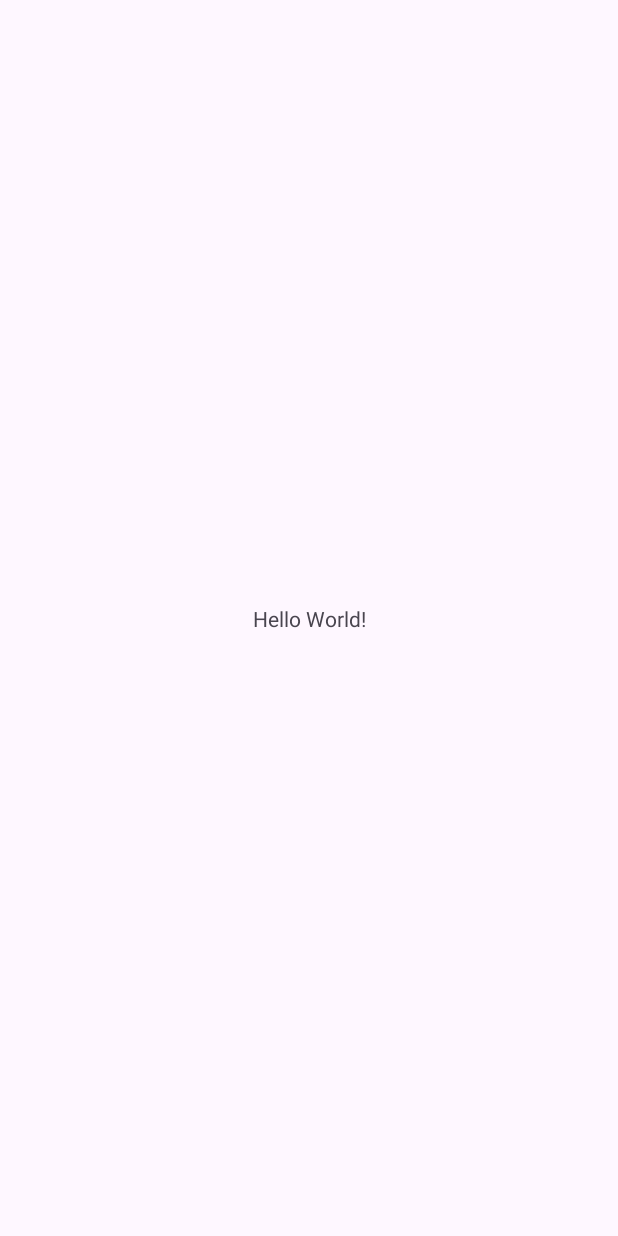
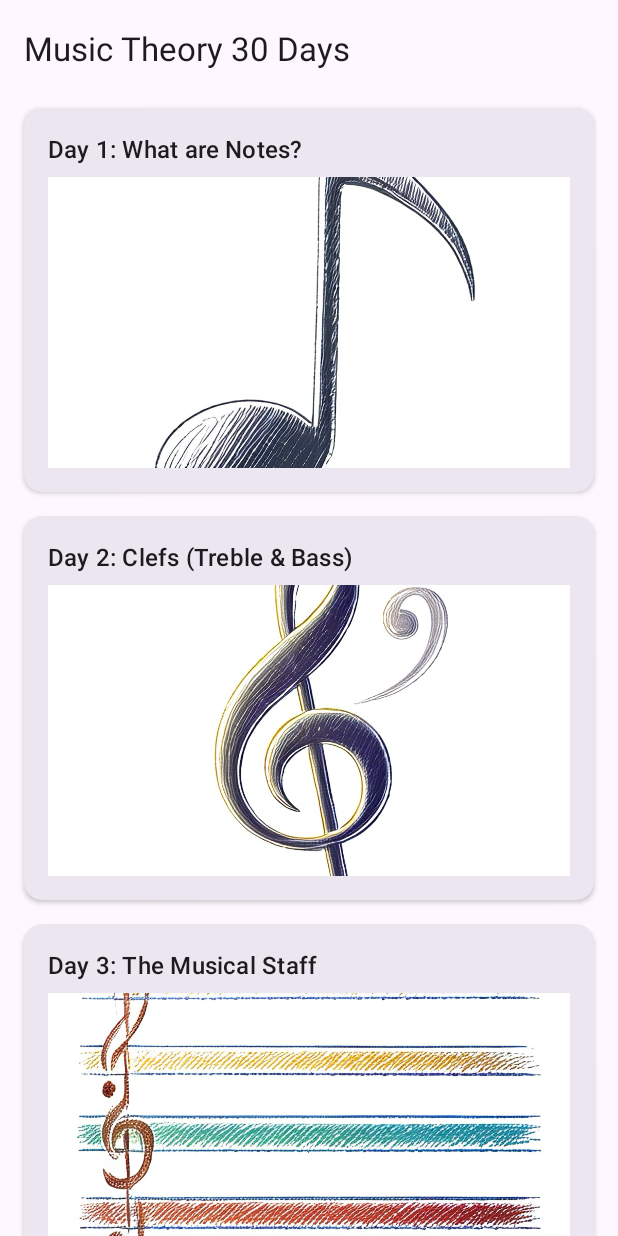
Before and after one commit to MrOrkodoleon/30daysapp, an Android app: the screen it shows after launch (MainActivity), on a phone screen of 412 x 824 dp. Before the commit the screen is almost empty. Run offline under Robolectric (Android 15) with nearby library versions, the phone set to English and light mode, and no system bars.

Commit message:
feat: add scrollable list with cards

```diff
--- /dev/null
+++ b/app/src/main/java/com/example/a30daysapp/Datasource.kt
@@ -0,0 +1,136 @@
+package com.example.a30daysapp
+
+object Datasource {
+    val topics = listOf(
+        TheoryTopic(1, R.string.title_day_1, R.string.desc_day_1, R.drawable.music_note),
+        TheoryTopic(2, R.string.title_day_2, R.string.desc_day_2, R.drawable.clef),
+        TheoryTopic(3, R.string.title_day_3, R.string.desc_day_3, R.drawable.staff),
+        TheoryTopic(4, R.string.title_day_4, R.string.desc_day_4, R.drawable.scale),
+        TheoryTopic(5, R.string.title_day_5, R.string.desc_day_5, R.drawable.major_scale),
+        TheoryTopic(6, R.string.title_day_6, R.string.desc_day_6, R.drawable.interval),
+        TheoryTopic(7, R.string.title_day_7, R.string.desc_day_7, R.drawable.chord),
+        TheoryTopic(8, R.string.title_day_8, R.string.desc_day_8, R.drawable.triad),
+        TheoryTopic(9, R.string.title_day_9, R.string.desc_day_9, R.drawable.rhythm),
+        TheoryTopic(10, R.string.title_day_10, R.string.desc_day_10, R.drawable.time_signature),
+        TheoryTopic(
+            11,
+            R.string.title_day_placeholder,
+            R.string.desc_day_placeholder,
+            R.drawable.ic_launcher_background
+        ),
+        TheoryTopic(
+            12,
+            R.string.title_day_placeholder,
+            R.string.desc_day_placeholder,
+            R.drawable.ic_launcher_background
+        ),
+        TheoryTopic(
+            13,
+            R.string.title_day_placeholder,
+            R.string.desc_day_placeholder,
+            R.drawable.ic_launcher_background
+        ),
+        TheoryTopic(
+            14,
+            R.string.title_day_placeholder,
+            R.string.desc_day_placeholder,
+            R.drawable.ic_launcher_background
+        ),
+        TheoryTopic(
+            15,
+            R.string.title_day_placeholder,
+            R.string.desc_day_placeholder,
+            R.drawable.ic_launcher_background
+        ),
+        TheoryTopic(
+            16,
+            R.string.title_day_placeholder,
+            R.string.desc_day_placeholder,
+            R.drawable.ic_launcher_background
+        ),
+        TheoryTopic(
+            17,
+            R.string.title_day_placeholder,
+            R.string.desc_day_placeholder,
+            R.drawable.ic_launcher_background
+        ),
+        TheoryTopic(
+            18,
+            R.string.title_day_placeholder,
+            R.string.desc_day_placeholder,
+            R.drawable.ic_launcher_background
+        ),
+        TheoryTopic(
+            19,
+            R.string.title_day_placeholder,
+            R.string.desc_day_placeholder,
+            R.drawable.ic_launcher_background
+        ),
+        TheoryTopic(
+            20,
+            R.string.title_day_placeholder,
+            R.string.desc_day_placeholder,
+            R.drawable.ic_launcher_background
+        ),
+        TheoryTopic(
+            21,
+            R.string.title_day_placeholder,
+            R.string.desc_day_placeholder,
+            R.drawable.ic_launcher_background
+        ),
+        TheoryTopic(
+            22,
+            R.string.title_day_placeholder,
+            R.string.desc_day_placeholder,
+            R.drawable.ic_launcher_background
+        ),
+        TheoryTopic(
+            23,
+            R.string.title_day_placeholder,
+            R.string.desc_day_placeholder,
+            R.drawable.ic_launcher_background
+        ),
+        TheoryTopic(
+            24,
+            R.string.title_day_placeholder,
+            R.string.desc_day_placeholder,
+            R.drawable.ic_launcher_background
+        ),
+        TheoryTopic(
+            25,
+            R.string.title_day_placeholder,
+            R.string.desc_day_placeholder,
+            R.drawable.ic_launcher_background
+        ),
+        TheoryTopic(
+            26,
+            R.string.title_day_placeholder,
+            R.string.desc_day_placeholder,
+            R.drawable.ic_launcher_background
+        ),
+        TheoryTopic(
+            27,
+            R.string.title_day_placeholder,
+            R.string.desc_day_placeholder,
+            R.drawable.ic_launcher_background
+        ),
+        TheoryTopic(
+            28,
+            R.string.title_day_placeholder,
+            R.string.desc_day_placeholder,
+            R.drawable.ic_launcher_background
+        ),
+        TheoryTopic(
+            29,
+            R.string.title_day_placeholder,
+            R.string.desc_day_placeholder,
+            R.drawable.ic_launcher_background
+        ),
+        TheoryTopic(
+            30,
+            R.string.title_day_30,
+            R.string.desc_day_30,
+            R.drawable.ic_launcher_background
+        )
+    )
+}
--- a/app/src/main/java/com/example/a30daysapp/MainActivity.kt
+++ b/app/src/main/java/com/example/a30daysapp/MainActivity.kt
@@ -1,20 +1,26 @@
 package com.example.a30daysapp
 
 import android.os.Bundle
-import androidx.activity.enableEdgeToEdge
 import androidx.appcompat.app.AppCompatActivity
-import androidx.core.view.ViewCompat
-import androidx.core.view.WindowInsetsCompat
+import androidx.recyclerview.widget.RecyclerView
+import com.google.android.material.appbar.MaterialToolbar
 
 class MainActivity : AppCompatActivity() {
+
     override fun onCreate(savedInstanceState: Bundle?) {
         super.onCreate(savedInstanceState)
-        enableEdgeToEdge()
         setContentView(R.layout.activity_main)
-        ViewCompat.setOnApplyWindowInsetsListener(findViewById(R.id.main)) { v, insets ->
-            val systemBars = insets.getInsets(WindowInsetsCompat.Type.systemBars())
-            v.setPadding(systemBars.left, systemBars.top, systemBars.right, systemBars.bottom)
-            insets
-        }
+
+        val toolbar: MaterialToolbar = findViewById(R.id.toolbar)
+        setSupportActionBar(toolbar)
+
+        val myDataset = Datasource.topics
+
+        val recyclerView = findViewById<RecyclerView>(R.id.theory_list_recycler_view)
+
+        recyclerView.adapter = TheoryTopicAdapter(this, myDataset)
+
+        recyclerView.setHasFixedSize(true)
+
     }
 }
--- /dev/null
+++ b/app/src/main/java/com/example/a30daysapp/TheoryTopic.kt
@@ -0,0 +1,11 @@
+package com.example.a30daysapp
+
+import androidx.annotation.DrawableRes
+import androidx.annotation.StringRes
+
+data class TheoryTopic(
+    val day: Int,
+    @StringRes val titleResId: Int,
+    @StringRes val descriptionResId: Int,
+    @DrawableRes val imageResId: Int
+)
--- /dev/null
+++ b/app/src/main/java/com/example/a30daysapp/TheoryTopicAdapter.kt
@@ -0,0 +1,64 @@
+package com.example.a30daysapp
+
+import android.content.Context
+import android.view.LayoutInflater
+import android.view.View
+import android.view.ViewGroup
+import android.widget.ImageView
+import android.widget.TextView
+import androidx.core.view.isVisible
+import androidx.recyclerview.widget.RecyclerView
+import androidx.transition.AutoTransition
+import androidx.transition.TransitionManager
+
+class TheoryTopicAdapter(
+    private val context: Context,
+    private val dataset: List<TheoryTopic>
+) : RecyclerView.Adapter<TheoryTopicAdapter.TheoryTopicViewHolder>() {
+
+    class TheoryTopicViewHolder(view: View) : RecyclerView.ViewHolder(view) {
+        val titleTextView: TextView = view.findViewById(R.id.item_title)
+        val descriptionTextView: TextView = view.findViewById(R.id.item_description)
+        val imageView: ImageView = view.findViewById(R.id.item_image)
+        val cardView: androidx.cardview.widget.CardView = view as androidx.cardview.widget.CardView
+    }
+
+    override fun onCreateViewHolder(parent: ViewGroup, viewType: Int): TheoryTopicViewHolder {
+        val adapterLayout = LayoutInflater.from(parent.context)
+            .inflate(R.layout.list_item, parent, false)
+
+        return TheoryTopicViewHolder(adapterLayout)
+    }
+
+    override fun onBindViewHolder(holder: TheoryTopicViewHolder, position: Int) {
+        val item = dataset[position]
+
+        val title = if (item.titleResId == R.string.title_day_placeholder) {
+            context.getString(item.titleResId, item.day)
+        } else {
+            context.getString(item.titleResId)
+        }
+        holder.titleTextView.text = title
+
+        val description = if (item.descriptionResId == R.string.desc_day_placeholder) {
+            context.getString(item.descriptionResId, item.day)
+        } else {
+            context.getString(item.descriptionResId)
+        }
+        holder.descriptionTextView.text = description
+
+        holder.imageView.setImageResource(item.imageResId)
+        holder.imageView.contentDescription = context.getString(R.string.topic_image_content_description)
+
+        holder.itemView.setOnClickListener {
+            val isVisible = holder.descriptionTextView.isVisible
+
+            TransitionManager.beginDelayedTransition(holder.cardView, AutoTransition())
+
+            holder.descriptionTextView.visibility = if (isVisible) View.GONE else View.VISIBLE
+        }
+
+        holder.descriptionTextView.visibility = View.GONE
+    }
+    override fun getItemCount() = dataset.size
+}
--- a/app/src/main/res/layout/activity_main.xml
+++ b/app/src/main/res/layout/activity_main.xml
@@ -1,19 +1,33 @@
 <?xml version="1.0" encoding="utf-8"?>
-<androidx.constraintlayout.widget.ConstraintLayout xmlns:android="http://schemas.android.com/apk/res/android"
+<androidx.coordinatorlayout.widget.CoordinatorLayout xmlns:android="http://schemas.android.com/apk/res/android"
     xmlns:app="http://schemas.android.com/apk/res-auto"
     xmlns:tools="http://schemas.android.com/tools"
-    android:id="@+id/main"
     android:layout_width="match_parent"
     android:layout_height="match_parent"
+    android:background="?attr/colorSurface"
     tools:context=".MainActivity">
 
-    <TextView
-        android:layout_width="wrap_content"
-        android:layout_height="wrap_content"
-        android:text="Hello World!"
-        app:layout_constraintBottom_toBottomOf="parent"
-        app:layout_constraintEnd_toEndOf="parent"
-        app:layout_constraintStart_toStartOf="parent"
-        app:layout_constraintTop_toTopOf="parent" />
+    <com.google.android.material.appbar.AppBarLayout
+        android:layout_width="match_parent"
+        android:layout_height="wrap_content">
 
-</androidx.constraintlayout.widget.ConstraintLayout>
+        <com.google.android.material.appbar.MaterialToolbar
+            android:id="@+id/toolbar"
+            android:layout_width="match_parent"
+            android:layout_height="?attr/actionBarSize"
+            android:background="?attr/colorSurface"
+            app:title="@string/app_name"
+            app:titleTextColor="?attr/colorOnSurface" />
+
+    </com.google.android.material.appbar.AppBarLayout>
+
+    <androidx.recyclerview.widget.RecyclerView
+        android:id="@+id/theory_list_recycler_view"
+        android:layout_width="match_parent"
+        android:layout_height="match_parent"
+        android:scrollbars="vertical"
+        app:layoutManager="androidx.recyclerview.widget.LinearLayoutManager"
+        app:layout_behavior="@string/appbar_scrolling_view_behavior"
+        tools:listitem="@layout/list_item" />
+
+</androidx.coordinatorlayout.widget.CoordinatorLayout>
--- /dev/null
+++ b/app/src/main/res/layout/list_item.xml
@@ -0,0 +1,53 @@
+<?xml version="1.0" encoding="utf-8"?>
+<androidx.cardview.widget.CardView xmlns:android="http://schemas.android.com/apk/res/android"
+    xmlns:app="http://schemas.android.com/apk/res-auto"
+    xmlns:tools="http://schemas.android.com/tools"
+    android:layout_width="match_parent"
+    android:layout_height="wrap_content"
+    android:layout_marginStart="16dp"
+    android:layout_marginTop="8dp"
+    android:layout_marginEnd="16dp"
+    android:layout_marginBottom="8dp"
+    app:cardBackgroundColor="?attr/colorSurfaceContainerHigh"
+    app:cardCornerRadius="12dp"
+    app:cardElevation="2dp">
+
+    <LinearLayout
+        android:id="@+id/item_layout_container"
+        android:layout_width="match_parent"
+        android:layout_height="wrap_content"
+        android:orientation="vertical"
+        android:padding="16dp">
+
+        <!-- Day Number and Title -->
+        <TextView
+            android:id="@+id/item_title"
+            android:layout_width="match_parent"
+            android:layout_height="wrap_content"
+            android:textAppearance="?attr/textAppearanceTitleMedium"
+            android:textColor="?attr/colorOnSurface"
+            tools:text="Day 1: Example Title" />
+
+        <ImageView
+            android:id="@+id/item_image"
+            android:layout_width="match_parent"
+            android:layout_height="194dp"
+            android:layout_marginTop="8dp"
+            android:importantForAccessibility="no"
+            android:scaleType="centerCrop"
+            tools:srcCompat="@drawable/ic_launcher_background" />
+
+        <TextView
+            android:id="@+id/item_description"
+            android:layout_width="match_parent"
+            android:layout_height="wrap_content"
+            android:layout_marginTop="16dp"
+            android:textAppearance="?attr/textAppearanceBodyMedium"
+            android:textColor="?attr/colorOnSurfaceVariant"
+            android:visibility="gone"
+            tools:text="This is the description of the topic which will appear when the card is clicked."
+            tools:visibility="visible" />
+
+    </LinearLayout>
+
+</androidx.cardview.widget.CardView>
--- a/app/src/main/res/values/strings.xml
+++ b/app/src/main/res/values/strings.xml
@@ -1,3 +1,32 @@
 <resources>
-    <string name="app_name">30daysapp</string>
+    <string name="app_name">Music Theory 30 Days</string>
+
+    <string name="title_day_1">Day 1: What are Notes?</string>
+    <string name="desc_day_1">Introduction to musical notes (A, B, C, D, E, F, G) and their representation.</string>
+    <string name="title_day_2">Day 2: Clefs (Treble &amp; Bass)</string>
+    <string name="desc_day_2">Understanding the Treble Clef (G-clef) and Bass Clef (F-clef) and how they indicate pitch.</string>
+    <string name="title_day_3">Day 3: The Musical Staff</string>
+    <string name="desc_day_3">Learning about the 5 lines and 4 spaces of the staff and how notes are placed on it.</string>
+    <string name="title_day_4">Day 4: What is a Scale?</string>
+    <string name="desc_day_4">Introducing the concept of a musical scale - a sequence of notes ordered by pitch.</string>
+    <string name="title_day_5">Day 5: The Major Scale</string>
+    <string name="desc_day_5">Understanding the pattern of whole and half steps that make up a major scale (W-W-H-W-W-W-H).</string>
+    <string name="title_day_6">Day 6: Intervals</string>
+    <string name="desc_day_6">The distance in pitch between two notes. Introduction to basic intervals (seconds, thirds, etc.).</string>
+    <string name="title_day_7">Day 7: What are Chords?</string>
+    <string name="desc_day_7">Defining chords as combinations of three or more notes played simultaneously.</string>
+    <string name="title_day_8">Day 8: Basic Triads (Major &amp; Minor)</string>
+    <string name="desc_day_8">Building the most common type of chord - the triad. Constructing major and minor triads.</string>
+    <string name="title_day_9">Day 9: Introduction to Rhythm</string>
+    <string name="desc_day_9">Understanding rhythm as the pattern of durations of notes and silences in music.</string>
+    <string name="title_day_10">Day 10: Time Signatures (4/4)</string>
+    <string name="desc_day_10">Explaining the meaning of time signatures, focusing on the common 4/4 time (common time).</string>
+
+    <string name="title_day_placeholder">Day %1$d: Topic Title</string>
+    <string name="desc_day_placeholder">Detailed explanation for the topic of Day %1$d will go here. Keep learning!</string>
+
+    <string name="title_day_30">Day 30: Review &amp; Next Steps</string>
+    <string name="desc_day_30">Congratulations! You\'ve completed the 30-day basics. Review key concepts and explore further learning resources.</string>
+
+    <string name="topic_image_content_description">Image related to the music theory topic</string>
 </resources>
```
Also changed, not shown: app/src/main/res/drawable/chord.png (added), app/src/main/res/drawable/clef.png (added), app/src/main/res/drawable/interval.png (added), app/src/main/res/drawable/music_note.png (added), app/src/main/res/drawable/rhythm.png (added), app/src/main/res/drawable/scale.png (added), app/src/main/res/drawable/staff.png (added), app/src/main/res/drawable/time_signature.png (added), app/src/main/res/drawable/triad.png (added), 1 other file.
